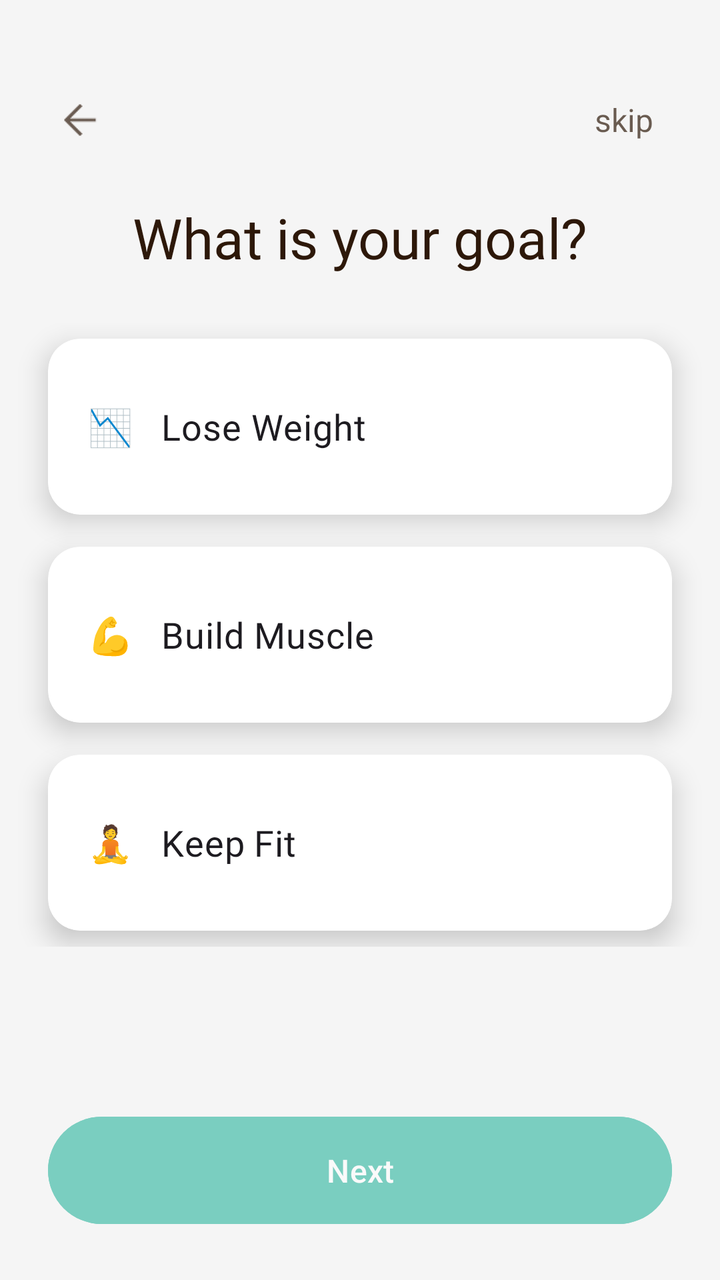
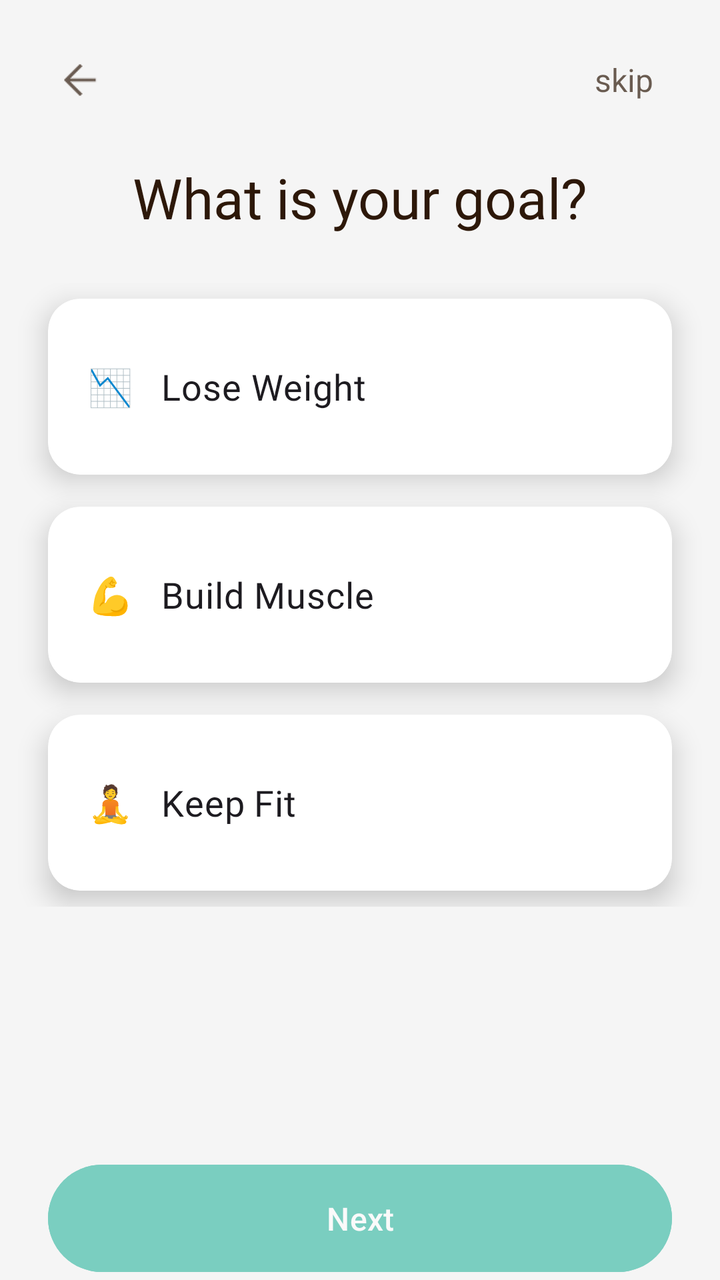

An Android layout rendered at two revisions. The XML below is the earlier revision; the diff shows what the commit changed to produce the second picture.
<!-- AndroidManifest.xml: application theme Theme.Nutriority -->
<!-- res/layout/fragment_sixth_screen.xml -->
<androidx.constraintlayout.widget.ConstraintLayout xmlns:android="http://schemas.android.com/apk/res/android"
    xmlns:app="http://schemas.android.com/apk/res-auto"
    xmlns:tools="http://schemas.android.com/tools"
    android:layout_width="match_parent"
    android:layout_height="match_parent"
    android:paddingTop="20dp"
    android:paddingBottom="24dp"
    android:background="@android:color/transparent"
    tools:context=".onboarding.screens.SixthScreen">


    <ImageView
        android:id="@+id/backButton"
        android:layout_width="32dp"
        android:layout_height="32dp"
        android:layout_marginStart="24dp"
        android:alpha="0.7"
        android:clickable="true"
        android:contentDescription="action_back"
        android:focusable="true"
        android:padding="4dp"
        android:src="@drawable/ic_arrow_back"
        app:layout_constraintBottom_toTopOf="@+id/titleTextView"
        app:layout_constraintStart_toStartOf="parent"
        app:layout_constraintTop_toTopOf="parent"
        app:tint="@color/dark_gray"
        tools:ignore="TouchTargetSizeCheck" />

    <TextView
        android:id="@+id/skipButton"
        android:layout_width="wrap_content"
        android:layout_height="32dp"
        android:layout_marginEnd="24dp"
        android:alpha="0.7"
        android:clickable="true"
        android:focusable="true"
        android:gravity="center"
        android:minWidth="48dp"
        android:paddingHorizontal="8dp"
        android:text="skip"
        android:textColor="@color/dark_gray"
        android:textSize="16sp"
        app:layout_constraintBottom_toBottomOf="@+id/backButton"
        app:layout_constraintEnd_toEndOf="parent"
        app:layout_constraintTop_toTopOf="@+id/backButton"
        tools:ignore="TouchTargetSizeCheck" />

    <TextView
        android:id="@+id/titleTextView"
        android:layout_width="0dp"
        android:layout_height="wrap_content"
        android:layout_marginHorizontal="24dp"
        android:layout_marginTop="80dp"
        android:fontFamily="@font/barlow_bold"
        android:gravity="center_horizontal"
        android:text="What is your goal?"
        android:textColor="@color/dark_gray"
        android:textSize="28sp"
        app:layout_constraintEnd_toEndOf="parent"
        app:layout_constraintStart_toStartOf="parent"
        app:layout_constraintTop_toTopOf="parent" />

    <ScrollView
        android:layout_width="0dp"
        android:layout_height="0dp"
        android:layout_marginTop="24dp"
        android:layout_marginBottom="16dp"
        android:fillViewport="true"
        android:scrollbars="none"
        app:layout_constraintTop_toBottomOf="@id/titleTextView"
        app:layout_constraintBottom_toTopOf="@id/nextButton"
        app:layout_constraintStart_toStartOf="parent"
        app:layout_constraintEnd_toEndOf="parent">

        <LinearLayout
            android:id="@+id/radioGroupContainer"
            android:layout_width="match_parent"
            android:layout_height="wrap_content"
            android:orientation="vertical"
            android:animateLayoutChanges="false">

            <RadioGroup
                android:id="@+id/goalRadioGroup"
                android:layout_width="match_parent"
                android:layout_height="wrap_content"
                android:orientation="vertical">

                <com.google.android.material.card.MaterialCardView
                    android:id="@+id/loseWeightCard"
                    android:layout_width="match_parent"
                    android:layout_height="wrap_content"
                    android:layout_marginHorizontal="24dp"
                    android:layout_marginVertical="8dp"
                    android:checkable="true"
                    android:clickable="true"
                    android:focusable="true"
                    app:cardBackgroundColor="@android:color/white"
                    app:cardCornerRadius="16dp"
                    app:cardElevation="8dp"
                    app:strokeColor="@color/card_border_color"
                    app:strokeWidth="2dp">

                    <LinearLayout
                        android:layout_width="match_parent"
                        android:layout_height="wrap_content"
                        android:orientation="vertical"
                        android:padding="20dp">

                        <RadioButton
                            android:id="@+id/radioLoseWeight"
                            android:layout_width="match_parent"
                            android:layout_height="wrap_content"
                            android:background="@null"
                            android:button="@null"
                            android:clickable="false"
                            android:fontFamily="@font/barlow_semibold"
                            android:text="📉   Lose Weight"
                            android:textSize="18sp" />

                    </LinearLayout>
                </com.google.android.material.card.MaterialCardView>

                <com.google.android.material.card.MaterialCardView
                    android:id="@+id/buildMuscleCard"
                    android:layout_width="match_parent"
                    android:layout_height="wrap_content"
                    android:layout_marginHorizontal="24dp"
                    android:layout_marginVertical="8dp"
                    android:checkable="true"
                    android:clickable="true"
                    android:focusable="true"
                    app:cardBackgroundColor="@android:color/white"
                    app:cardCornerRadius="16dp"
                    app:cardElevation="8dp"
                    app:strokeColor="@color/card_border_color"
                    app:strokeWidth="2dp">

                    <LinearLayout
                        android:layout_width="match_parent"
                        android:layout_height="wrap_content"
                        android:orientation="vertical"
                        android:padding="20dp">

                        <RadioButton
                            android:id="@+id/radioBuildMuscle"
                            android:layout_width="match_parent"
                            android:layout_height="wrap_content"
                            android:background="@null"
                            android:button="@null"
                            android:clickable="false"
                            android:fontFamily="@font/barlow_semibold"
                            android:text="💪   Build Muscle"
                            android:textSize="18sp" />

                    </LinearLayout>
                </com.google.android.material.card.MaterialCardView>

                <com.google.android.material.card.MaterialCardView
                    android:id="@+id/keepFitCard"
                    android:layout_width="match_parent"
                    android:layout_height="wrap_content"
                    android:layout_marginHorizontal="24dp"
                    android:layout_marginVertical="8dp"
                    android:checkable="true"
                    android:clickable="true"
                    android:focusable="true"
                    app:cardBackgroundColor="@android:color/white"
                    app:cardCornerRadius="16dp"
                    app:cardElevation="8dp"
                    app:strokeColor="@color/card_border_color"
                    app:strokeWidth="2dp">

                    <LinearLayout
                        android:layout_width="match_parent"
                        android:layout_height="wrap_content"
                        android:orientation="vertical"
                        android:padding="20dp">

                        <RadioButton
                            android:id="@+id/radioKeepFit"
                            android:layout_width="match_parent"
                            android:layout_height="wrap_content"
                            android:background="@null"
                            android:button="@null"
                            android:clickable="false"
                            android:fontFamily="@font/barlow_semibold"
                            android:text="🧘   Keep Fit"
                            android:textSize="18sp" />

                    </LinearLayout>
                </com.google.android.material.card.MaterialCardView>

            </RadioGroup>

        </LinearLayout>

    </ScrollView>

    <Button
        android:id="@+id/nextButton"
        style="@style/Widget.Material3.Button"
        android:layout_width="0dp"
        android:layout_height="wrap_content"
        android:layout_marginHorizontal="24dp"
        android:backgroundTint="@color/green"
        android:paddingVertical="16dp"
        android:text="@string/action_next"
        android:textSize="16sp"
        android:textColor="@color/white"
        android:enabled="false"
        android:alpha="0.5"
        app:layout_constraintBottom_toBottomOf="parent"
        app:layout_constraintEnd_toEndOf="parent"
        app:layout_constraintStart_toStartOf="parent" />

</androidx.constraintlayout.widget.ConstraintLayout>
<!-- resources referenced by this layout -->
<resources>
  <color name="dark_gray">#2d1809</color>
  <color name="green">#00A78B</color>
  <color name="white">#FFFFFFFF</color>
  <!-- drawable ic_arrow_back: png bitmap (drawable, 588 bytes) -->
  <string name="action_next">Next</string>
  <style name="Theme.Nutriority" parent="Base.Theme.Nutriority" />
  <style name="Base.Theme.Nutriority" parent="Theme.Material3.Light.NoActionBar">
          <item name="android:windowBackground">#F5F5F5</item>
          <item name="android:windowDrawsSystemBarBackgrounds">true</item>
          <item name="android:statusBarColor">@android:color/transparent</item>
          <item name="android:windowLightStatusBar">true</item>
          <item name="android:navigationBarColor">@android:color/transparent</item>
          <item name="android:windowLightNavigationBar">true</item>
          <item name="android:enforceNavigationBarContrast">false</item>
          <item name="android:windowDrawsSystemBarBackgrounds">true</item>
      </style>
</resources>

<!-- the commit's change to res/layout/fragment_sixth_screen.xml (unified diff, before → after) -->
@@ -3,8 +3,6 @@
     xmlns:tools="http://schemas.android.com/tools"
     android:layout_width="match_parent"
     android:layout_height="match_parent"
-    android:paddingTop="20dp"
-    android:paddingBottom="24dp"
     android:background="@android:color/transparent"
     tools:context=".onboarding.screens.SixthScreen">
 
